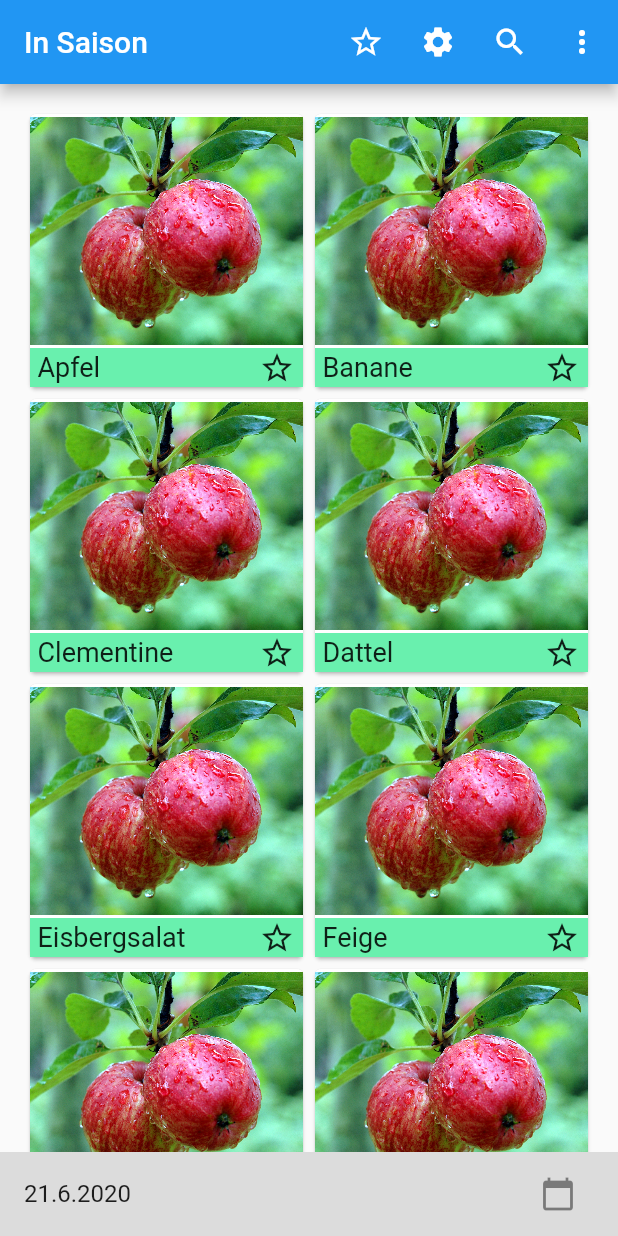
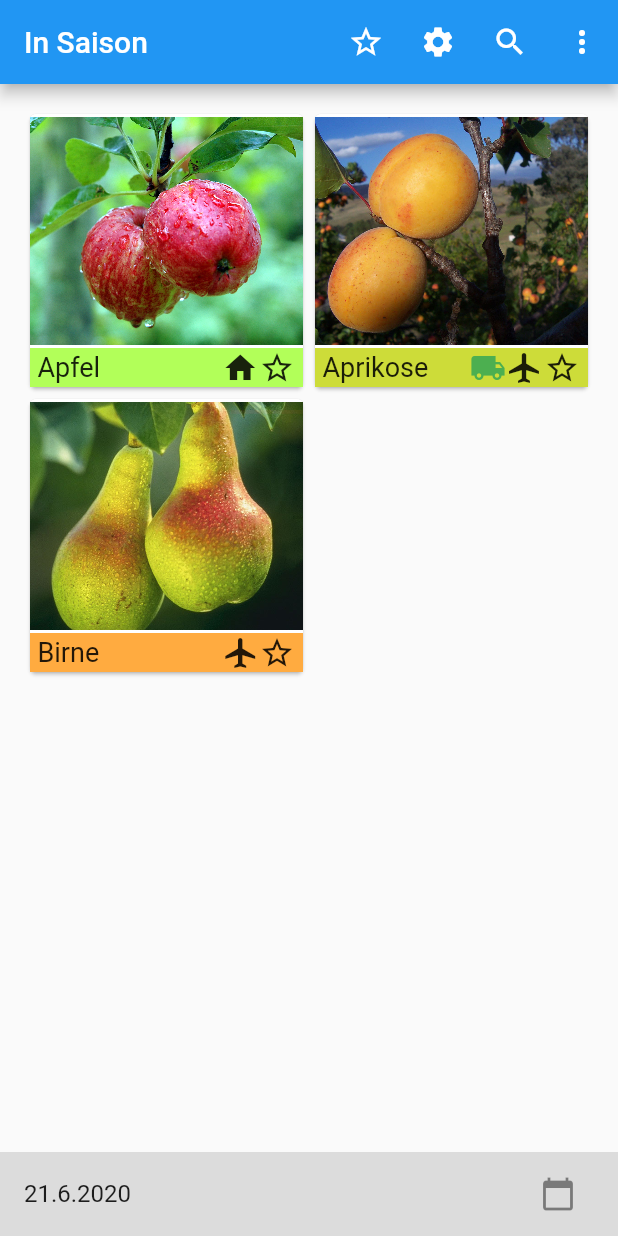
Before and after one commit to seasoncalendar/seasoncalendar, a Flutter app: the screen it shows after launch, on a phone screen of 412 x 824 dp. Run offline on Flutter 3.47's test engine with Material 2 defaults, Android fonts, the phone set to English and light mode, and no system bars; our stand-ins replace shared_preferences; statements that could not run were skipped.

Commit message:
added different foods and their actual availabilities. added the logic to dynamically display availability info.

```diff
--- /dev/null
+++ b/lib/food.dart
@@ -0,0 +1,91 @@
+import 'dart:collection';
+
+import 'package:flutter/material.dart';
+
+final List<Food> allFoods = [apple, apricot, pear];
+
+enum availability {
+  none,
+  some,
+  full
+}
+
+const availability n = availability.none;
+const availability s = availability.some;
+const availability f = availability.full;
+const List<availability> naList = [n, n, n, n, n, n, n, n, n, n, n, n];
+
+List<Food> getFoodsFromFoodNames(List<String> foodNames) {
+  List<Food> matchingFoods = new List();
+  Map<String, Food> allFoodsMap = Map.fromIterable(allFoods,
+      key: (food) => food.name, value: (food) => food);
+  foodNames.forEach((foodName) {
+    if (allFoodsMap.containsKey(foodName)) {
+      matchingFoods.add(allFoodsMap[foodName]);
+    }
+  });
+  return matchingFoods;
+}
+
+class Food {
+  String name;
+  String assetImgPath = "";
+  LinkedHashMap<String, List<availability>> _availabilities = new LinkedHashMap();
+
+  Food(String name, String assetImgPath, {
+    List<availability> localSeason = naList,
+    List<availability> localStorage = naList,
+    List<availability> landTransportSeason = naList,
+    List<availability> landTransportStorage = naList,
+    List<availability> seaTransportAvailable = naList,
+    List<availability> flightTransportAvailable = naList}) {
+    this.name = name;
+    this.assetImgPath = assetImgPath;
+    this._availabilities["localSeason"] = localSeason;
+    this._availabilities["localStorage"] = localStorage;
+    this._availabilities["landTransportSeason"] = landTransportSeason;
+    this._availabilities["landTransportStorage"] = landTransportStorage;
+    this._availabilities["seaTransportAvailable"] = seaTransportAvailable;
+    this._availabilities["flightTransportAvailable"] = flightTransportAvailable;
+  }
+
+  List<String> getAvailabilityModes(int month) {
+    final index = month - 1;
+    LinkedHashMap<String, availability> availabilitiesThisMonth = LinkedHashMap();
+    this._availabilities.keys.forEach((key) {
+      availabilitiesThisMonth[key] = this._availabilities[key][index];
+    });
+
+    List<String> resultModes = new List();
+    List<String> keys = availabilitiesThisMonth.keys.toList();
+    availabilitiesThisMonth.keys.forEach((key) {
+      availability curModeAv = availabilitiesThisMonth[key];
+      if (curModeAv != availability.none) {
+        resultModes.add(key);
+      }
+      if (curModeAv == availability.full || resultModes.length >= 2) {
+        return resultModes;
+      }
+    });
+    if (resultModes.length == 0) {
+      return ["notAvailable"];
+    } else {
+      return resultModes;
+    }
+  }
+}
+
+final Food apple = Food("Apfel", "img/apple.png",
+    localSeason:              [n, n, n, n, n, n, s, f, f, f, f, n],
+    localStorage:             [f, f, f, f, f, f, f, f, f, f, f, f]);
+
+final Food apricot = Food("Aprikose", "img/apricot.png",
+    localSeason:              [n, n, n, n, n, n, s, s, s, n, n, n],
+    landTransportSeason:      [n, n, n, n, f, f, f, f, f, n, n, n],
+    landTransportStorage:     [n, n, n, n, n, n, n, n, n, s, s, n],
+    flightTransportAvailable: [s, s, s, s, s, s, s, s, s, s, s, s]);
+
+final Food pear = Food("Birne", "img/pear.png",
+    localSeason:              [n, n, n, n, n, n, n, f, f, f, f, s],
+    localStorage:             [s, s, n, n, n, n, n, s, s, s, s, s],
+    flightTransportAvailable: [s, s, s, s, s, s, s, s, s, s, s, s]);
--- a/lib/foods.dart
+++ /dev/null
@@ -1,9 +0,0 @@
-import 'package:flutter/material.dart';
-
-final biggerFont = const TextStyle(fontSize: 24.0);
-
-final List<String> allFoods =
-["Apfel", "Banane", "Clementine", "Dattel", "Eisbergsalat", "Feige", "Grapefruit",
-  "Himbeere", "Ingwer", "Johannisbeere", "Karotte", "Lauch", "Mango", "Nektarine",
-  "Orange", "Paprika", "Quitte", "Radieschen", "Schnittlauch", "Tomate", "Ugli",
-  "Vogelbeere", "Wirsing", "X Citrofortunella Microcarpa", "Yuzu", "Zwetschge"];
--- a/lib/foodsview.dart
+++ b/lib/foodsview.dart
@@ -1,8 +1,9 @@
 import 'package:flutter/material.dart';
 import 'package:flutter/cupertino.dart';
 import 'favoritefoods.dart';
+import 'food.dart';
 
-Widget foodsInSeasonView(List<String> foodsToDisplay) {
+Widget foodsInSeasonView(List<Food> foodsToDisplay, int month) {
   return GridView.builder(
     itemCount: foodsToDisplay.length,
     padding: const EdgeInsets.all(16.0),
@@ -11,7 +12,7 @@ Widget foodsInSeasonView(List<String> foodsToDisplay) {
 
     ),
     itemBuilder: (context, i) {
-      return FoodTile(foodsToDisplay[i]);
+      return FoodTile(foodsToDisplay[i], month);
     },
   );
 }
@@ -19,9 +20,34 @@ Widget foodsInSeasonView(List<String> foodsToDisplay) {
 class FoodTile extends StatefulWidget {
 
   String _foodName;
+  String _assetImgPath;
+  Color _availabilityColor = Colors.black12;
+  Container _availabilityIconContainer;
+  int _nameContainerFlex = 10;
+  int _avIconContainerFlex = 2;
 
-  FoodTile(String foodName) {
-    _foodName = foodName;
+  FoodTile(Food foodToDisplay, int month) {
+    _foodName = foodToDisplay.name;
+    _assetImgPath = foodToDisplay.assetImgPath;
+    List<String> availabilities = foodToDisplay.getAvailabilityModes(month);
+    _availabilityColor = availabilityModeColor[availabilities[0]];
+    if (availabilities.length == 1) {
+      _availabilityIconContainer = Container(
+        child: availabilityModeIcons[availabilities[0]],
+      );
+    } else {
+      _nameContainerFlex = 8;
+      _avIconContainerFlex = 4;
+      _availabilityIconContainer = Container(
+        child: Row(
+          crossAxisAlignment: CrossAxisAlignment.center,
+          children: <Widget>[
+            availabilityModeIcons[availabilities[0]],
+            availabilityModeIcons[availabilities[1]],
+          ],
+        ),
+      );
+    }
   }
 
   @override
@@ -57,24 +83,28 @@ class FoodTileState extends State<FoodTile> {
                   Expanded(
                     flex: 12,
                     child: Image(
-                      image: AssetImage("img/apple.jpg"),
+                      image: AssetImage(widget._assetImgPath),
                       filterQuality: FilterQuality.low,
                     ),
                   ),
                   Expanded(
                     flex: 2,
                     child: Container(
-                      color: Colors.greenAccent,
+                      color: widget._availabilityColor,
                       child: Container(
                         margin: EdgeInsets.fromLTRB(5, 0, 5, 0),
                         child: Row(
                           children: <Widget>[
                             Expanded(
-                              flex: 12,
+                              flex: widget._nameContainerFlex,
                               child: Text(
                                 widget._foodName,
                                 style: TextStyle(fontSize: 18.0),
                               ),
+                            ),
+                            Expanded(
+                              flex: widget._avIconContainerFlex,
+                              child: widget._availabilityIconContainer
                             ),
                             Expanded(
                               flex: 2,
@@ -99,3 +129,23 @@ class FoodTileState extends State<FoodTile> {
     );
   }
 }
+
+const Map<String, Icon> availabilityModeIcons = {
+  "localSeason": Icon(Icons.home, color: Colors.green),
+  "localStorage": Icon(Icons.home),
+  "landTransportSeason": Icon(Icons.local_shipping, color: Colors.green,),
+  "landTransportStorage":  Icon(Icons.local_shipping),
+  "seaTransportAvailable":  Icon(Icons.directions_boat),
+  "flightTransportAvailable": Icon(Icons.airplanemode_active),
+  "notAvailable": Icon(Icons.remove),
+};
+
+const Map<String, Color> availabilityModeColor = {
+  "localSeason": Colors.lightGreen,
+  "localStorage": Colors.lightGreenAccent,
+  "landTransportSeason": Colors.lime,
+  "landTransportStorage":  Colors.limeAccent,
+  "seaTransportAvailable":  Colors.yellowAccent,
+  "flightTransportAvailable": Colors.orangeAccent,
+  "notAvailable": Colors.black12,
+};
--- a/lib/homepage.dart
+++ b/lib/homepage.dart
@@ -1,13 +1,13 @@
 import 'package:flutter/cupertino.dart';
 import 'package:flutter/material.dart';
-import 'foods.dart';
+import 'food.dart';
 import 'favoritefoods.dart';
 import 'foodsview.dart';
 import 'foodsearch.dart';
 
 class HomeState extends State<HomePage> {
 
-  List<String> foods;
+  List<Food> foods;
   bool favoritesSelected;
   DateTime date;
 
@@ -37,7 +37,7 @@ class HomeState extends State<HomePage> {
         actions: <Widget>[
           IconButton(icon: Icon(favoritesSelected ? Icons.star : Icons.star_border), onPressed: () {_toggleFavoritesSelected();}),
           IconButton(icon: Icon(Icons.settings), onPressed: _showSettings),
-          IconButton(icon: Icon(Icons.search), onPressed: () {showSearch(context: context, delegate: FoodSearch());}),
+          IconButton(icon: Icon(Icons.search), onPressed: () {showSearch(context: context, delegate: FoodSearch(date.toLocal().month));}),
           PopupMenuButton(
             icon: Icon(Icons.more_vert),
             onSelected: _chooseEtcPage,
@@ -52,7 +52,7 @@ class HomeState extends State<HomePage> {
           ),
         ],
       ),
-      body: foodsInSeasonView(foods),
+      body: foodsInSeasonView(foods, date.toLocal().month),
       bottomNavigationBar: Container(
         color: Colors.black12,
         child: ListTile(
@@ -87,7 +87,8 @@ class HomeState extends State<HomePage> {
       favoritesSelected = !favoritesSelected;
     });
     if (favoritesSelected) {
-      final newFoods = await getFavoriteFoods();
+      final newFoodNames = await getFavoriteFoods();
+      final newFoods = getFoodsFromFoodNames(newFoodNames);
       setState(() {
         foods = newFoods;
       });
```
Also changed, not shown: lib/etcpages/aboutpage.dart (+60 -4 lines), lib/foodsearch.dart (+11 -4 lines), lib/helpers/bulletpoint.dart (added, +16 -0 lines), lib/helpers/styles.dart (added, +10 -0 lines), img/apple.png (added), img/apricot.jpg (added), img/apricot.png (added), img/pear.png (added).
